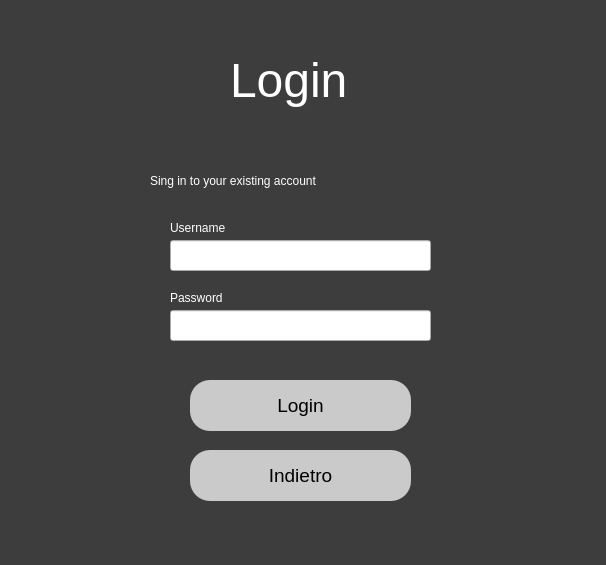
First picture: the form in home/views/VistaLogin.ui, repository riccardomalpiedi/parcheggio, before the edit.
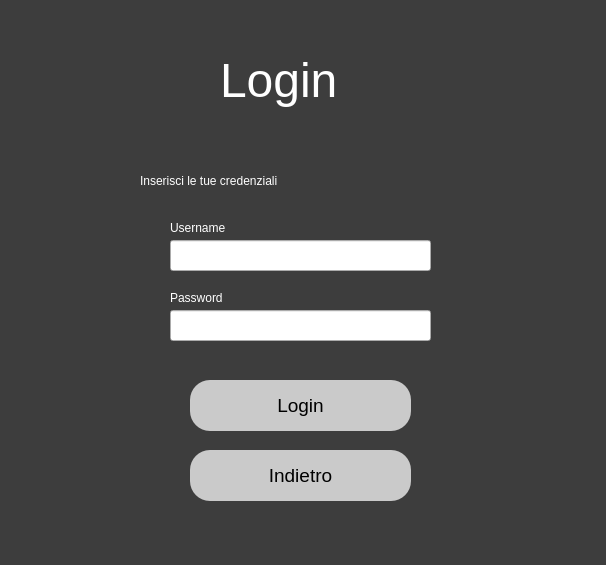
Second picture: the form after the edit.

What changed in the file:
```diff
--- a/home/views/VistaLogin.ui
+++ b/home/views/VistaLogin.ui
@@ -22,7 +22,7 @@
     <rect>
      <x>170</x>
      <y>220</y>
-     <width>71</width>
+     <width>101</width>
      <height>16</height>
     </rect>
    </property>
@@ -73,7 +73,7 @@
     <rect>
      <x>170</x>
      <y>290</y>
-     <width>71</width>
+     <width>101</width>
      <height>16</height>
     </rect>
    </property>
@@ -100,9 +100,9 @@
   <widget class="QLabel" name="label_2">
    <property name="geometry">
     <rect>
-     <x>150</x>
+     <x>140</x>
      <y>160</y>
-     <width>311</width>
+     <width>351</width>
      <height>41</height>
     </rect>
    </property>
@@ -111,7 +111,7 @@
 color: rgb(255, 255, 255);</string>
    </property>
    <property name="text">
-    <string>Sing in to your existing account</string>
+    <string>Inserisci le tue credenziali</string>
    </property>
   </widget>
   <widget class="QPushButton" name="login_button">
@@ -141,9 +141,9 @@
   <widget class="QLabel" name="label">
    <property name="geometry">
     <rect>
-     <x>230</x>
+     <x>220</x>
      <y>40</y>
-     <width>121</width>
+     <width>171</width>
      <height>81</height>
     </rect>
    </property>
```
